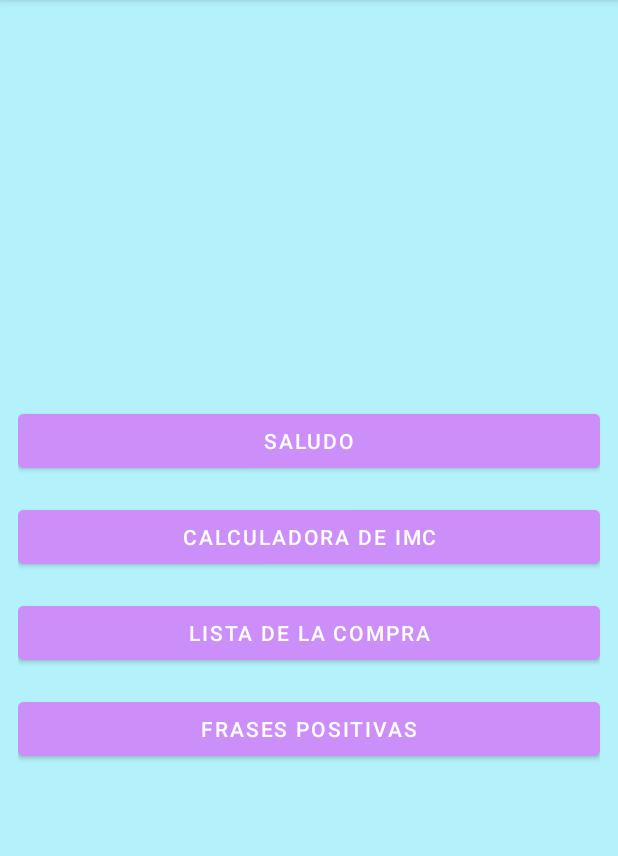
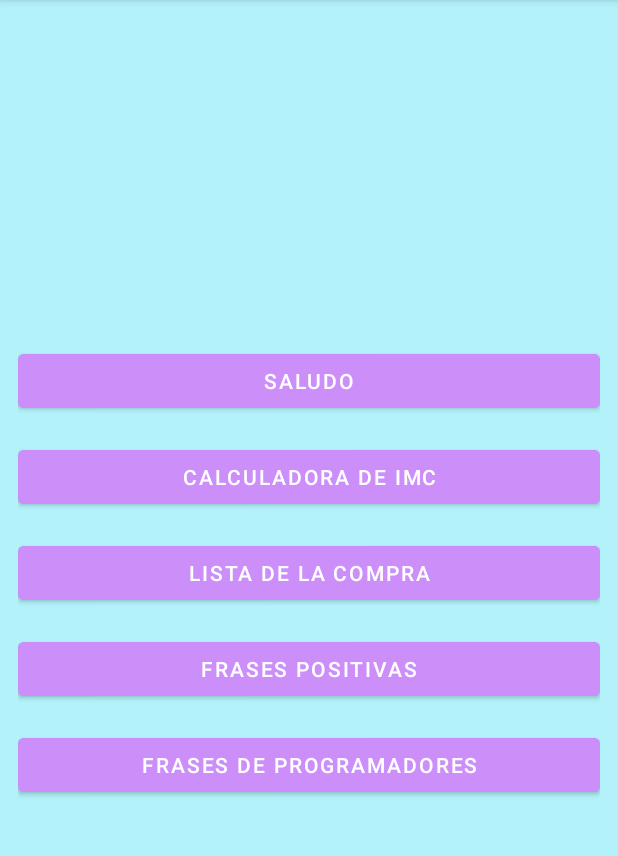
Before and after one commit to SilviaGarciaBouza/Greeting-BMI-Calculator-And-Shopping-List, an Android app: the screen it shows after launch (MainActivity), on a phone screen of 412 x 824 dp, the part 84-940 px from its top. Run offline under Robolectric (Android 15) with nearby library versions, the phone set to English and light mode, and no system bars.

Commit message:
added developerSentences

```diff
--- a/app/build.gradle
+++ b/app/build.gradle
@@ -55,5 +55,11 @@ dependencies {
     implementation "androidx.lifecycle:lifecycle-viewmodel-ktx:2.3.1"
     // LiveData
     implementation "androidx.lifecycle:lifecycle-livedata-ktx:2.3.1"
+    //Retrofit
+    implementation "com.squareup.retrofit2:retrofit:2.9.0"
+    implementation "com.squareup.retrofit2:converter-gson:2.9.0"
+    //Corrutinas
+    implementation 'org.jetbrains.kotlinx:kotlinx-coroutines-android:1.3.6'
+
 
 }
--- a/app/src/main/AndroidManifest.xml
+++ b/app/src/main/AndroidManifest.xml
@@ -1,6 +1,7 @@
 <?xml version="1.0" encoding="utf-8"?>
 <manifest xmlns:android="http://schemas.android.com/apk/res/android"
     xmlns:tools="http://schemas.android.com/tools">
+    <uses-permission android:name="android.permission.INTERNET"/>
 
     <application
         android:allowBackup="true"
@@ -12,6 +13,9 @@
         android:supportsRtl="true"
         android:theme="@style/Theme.NameApplication"
         tools:targetApi="31">
+        <activity
+            android:name=".developer.view.DeveloperActivity"
+            android:exported="false" />
         <activity
             android:name=".sentences.view.SentencesActivity"
             android:exported="false" />
--- /dev/null
+++ b/app/src/main/java/com/example/nameapplication/developer/core/retrofitHelper.kt
@@ -0,0 +1,4 @@
+package com.example.nameapplication.developer.core
+
+class retrofitHelper {
+}
--- /dev/null
+++ b/app/src/main/java/com/example/nameapplication/developer/model/DeveloperModel.kt
@@ -0,0 +1,3 @@
+package com.example.nameapplication.developer.model
+
+data class DeveloperModel (val author: String, val text: String)
--- a/app/src/main/java/com/example/nameapplication/sentences/model/SentencesProvider.kt
+++ b/app/src/main/java/com/example/nameapplication/sentences/model/SentencesProvider.kt
@@ -3,7 +3,7 @@ package com.example.nameapplication.sentences.model
 class SentencesProvider {
     companion object {
         fun randomSentence(): SentencesModel {
-            val randomnumber:Int = (1..8).random()
+            val randomnumber:Int = (0..sentencesList.size-1).random()
             return sentencesList[randomnumber]
         }
             val sentencesList: List<SentencesModel> = listOf<SentencesModel>(
--- a/app/src/main/java/com/example/nameapplication/sentences/viewmodel/SentencesViewModel.kt
+++ b/app/src/main/java/com/example/nameapplication/sentences/viewmodel/SentencesViewModel.kt
@@ -13,6 +13,4 @@ class SentencesViewModel: ViewModel() {
         sentencesModel.postValue(currentSentence)
     }
 
-
-
 }
--- a/app/src/main/res/layout/activity_main.xml
+++ b/app/src/main/res/layout/activity_main.xml
@@ -56,7 +56,18 @@
             app:layout_constraintStart_toStartOf="parent"
             app:layout_constraintEnd_toEndOf="parent"
             app:layout_constraintTop_toBottomOf="@+id/btn_shopping"
-            android:backgroundTint="@color/buttonCalculate"/>
+            android:backgroundTint="@color/buttonCalculate"
+            android:layout_marginBottom="16dp"/>
+        <Button
+            android:id="@+id/btn_sentences_developer"
+            android:layout_width="match_parent"
+            android:layout_height="wrap_content"
+            android:text="@string/developers_sentences"
+            app:layout_constraintStart_toStartOf="parent"
+            app:layout_constraintEnd_toEndOf="parent"
+            app:layout_constraintTop_toBottomOf="@+id/btn_greet"
+            android:backgroundTint="@color/buttonCalculate"
+            android:layout_marginBottom="16dp"/>
     </androidx.appcompat.widget.LinearLayoutCompat>
 
 
--- a/app/src/main/res/values/strings.xml
+++ b/app/src/main/res/values/strings.xml
@@ -46,6 +46,9 @@
     <string name="new_product">Nuevo producto</string>
     <string name="a_adir_producto">Añadir producto</string>
     <string name="positive_sentences">Frases positivas</string>
+    <string name="developers_sentences">Frases de programadores</string>
+    <string name="anonimous">Anonimous</string>
+    <string name="hi">Hi</string>
 
 
 </resources>
```
Also changed, not shown: app/src/main/java/com/example/nameapplication/MainActivity.kt (+9 -0 lines), app/src/main/java/com/example/nameapplication/developer/ApiService.kt (added, +19 -0 lines), app/src/main/java/com/example/nameapplication/developer/model/DeveloperProvider.kt (added, +23 -0 lines), app/src/main/java/com/example/nameapplication/developer/view/DeveloperActivity.kt (added, +44 -0 lines), app/src/main/java/com/example/nameapplication/developer/viewmodel/DeveloperViewModel.kt (added, +15 -0 lines), app/src/main/res/layout/activity_developer.xml (added, +35 -0 lines).
